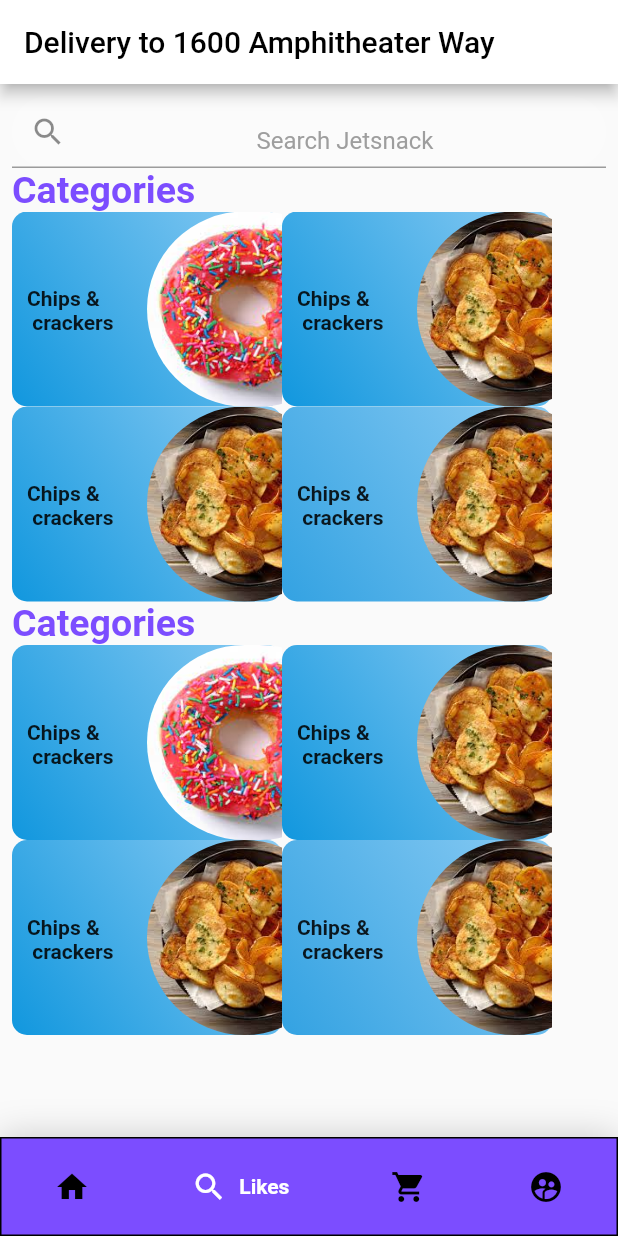
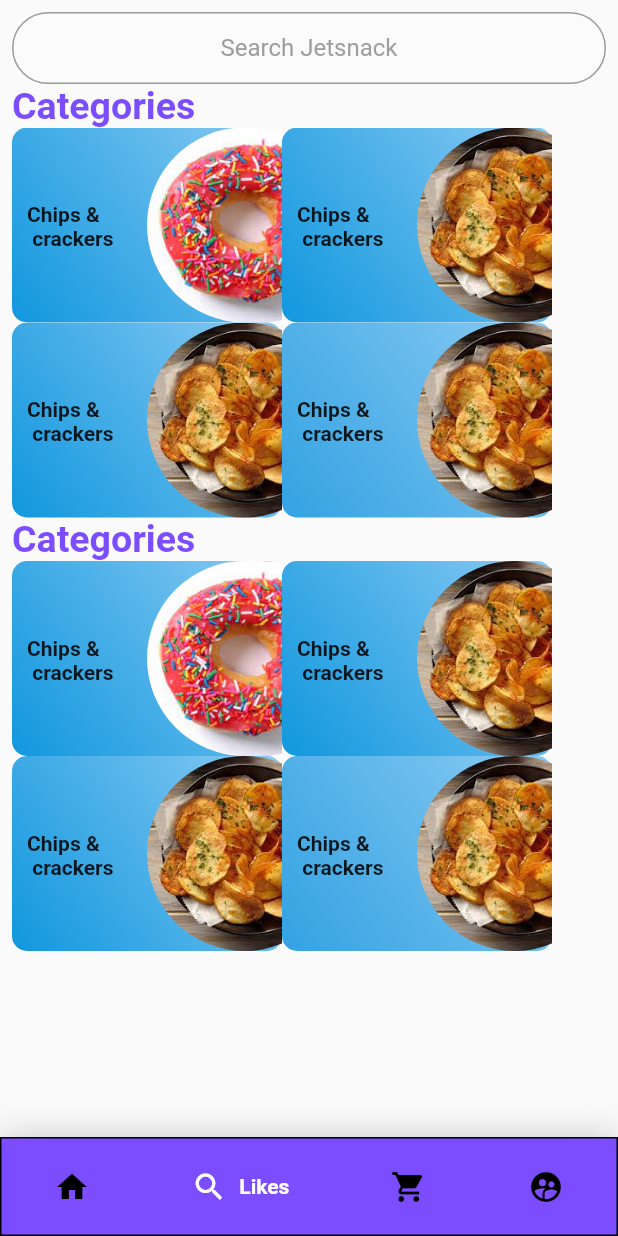
Before and after one commit to ParkJunSoung/flutter_ui_jetsnack, a Flutter app: the screen it shows after launch, item 2 of the bottom bar chosen, on a phone screen of 412 x 824 dp. Run offline on Flutter 3.47's test engine with Material 2 defaults, Android fonts, the phone set to English and light mode, and no system bars; drawn by our look-alikes of google_nav_bar.

Commit message:
수정sdk 오류로 수정

```diff
--- a/lib/main.dart
+++ b/lib/main.dart
@@ -38,10 +38,6 @@ class _ExampleState extends State<Example> {
   @override
   Widget build(BuildContext context) {
     return Scaffold(
-      appBar:  AppBar(
-        backgroundColor: Colors.white,
-      title: Text('Delivery to 1600 Amphitheater Way',style: TextStyle(color: Colors.black),),
-      ),
       backgroundColor: Colors.white,
       body: _widgetOptions.elementAt(_selectedIndex),
       bottomNavigationBar: Container(
--- a/lib/ui/home.dart
+++ b/lib/ui/home.dart
@@ -8,7 +8,12 @@ class HomePage extends StatelessWidget {
 
   @override
   Widget build(BuildContext context) {
-    return SingleChildScrollView(
+    return Scaffold(
+      appBar:  AppBar(
+        backgroundColor: Colors.white,
+        title: Text('Delivery to 1600 Amphitheater Way',style: TextStyle(color: Colors.black),),
+      ),
+      body: SingleChildScrollView(
         scrollDirection: Axis.vertical,
         child: SingleChildScrollView(
           child: Column(
@@ -37,6 +42,7 @@ class HomePage extends StatelessWidget {
             ],
           ),
         ),
+      ),
     );
   }
 }
--- a/lib/ui/search.dart
+++ b/lib/ui/search.dart
@@ -6,30 +6,41 @@ class Search extends StatelessWidget {
   @override
   Widget build(BuildContext context) {
     return Scaffold(
-      body:
-      Padding(
+      body: Padding(
         padding: const EdgeInsets.all(8.0),
-        child:
-        Column(
+        child: Column(
           crossAxisAlignment: CrossAxisAlignment.start,
           children: [
             Container(
               decoration: BoxDecoration(
-        color: Colors.white24,
-          borderRadius:  BorderRadius.circular(32),
+                color: Colors.white10,
+                borderRadius: BorderRadius.circular(32),
               ),
               child: TextField(
                 textAlign: TextAlign.center,
                 decoration: InputDecoration(
-                  contentPadding: EdgeInsets.only(top: 20),
-                  prefixIcon: Icon(Icons.search),
-                  hintStyle: TextStyle(color:Colors.grey,),
+                  border: new OutlineInputBorder(
+                    borderRadius: const BorderRadius.all(
+                      const Radius.circular(30.0),
+                    ),
+                  ),
+                  contentPadding: EdgeInsets.only(),
+                  hintStyle: TextStyle(
+                    color: Colors.grey,
+
+                  ),
                   hintText: "Search Jetsnack",
-
                 ),
               ),
             ),
-            Text('Categories',style: TextStyle(fontWeight: FontWeight.bold,color: Colors.deepPurpleAccent,fontSize: 25,),),
+            Text(
+              'Categories',
+              style: TextStyle(
+                fontWeight: FontWeight.bold,
+                color: Colors.deepPurpleAccent,
+                fontSize: 25,
+              ),
+            ),
             Row(
               children: [
                 Stack(
@@ -121,9 +132,7 @@ class Search extends StatelessWidget {
               children: [
                 Stack(
                   children: [
-                    Flexible(
-                      flex: 1,
-                      child: Container(
+                    Container(
                       child: Padding(
                         padding: const EdgeInsets.only(top: 50, left: 10),
                         child: Text(
@@ -142,7 +151,6 @@ class Search extends StatelessWidget {
                               const Color(0xff8acbf3),
                               const Color(0xff1197de),
                             ]),
-                        ),
                       ),
                     ),
                     Positioned(
@@ -204,11 +212,14 @@ class Search extends StatelessWidget {
                 ),
               ],
             ),
-      Column(
-        crossAxisAlignment: CrossAxisAlignment.start,
-        children: [
-
-          Text('Categories',style: TextStyle(fontWeight: FontWeight.bold,color: Colors.deepPurpleAccent,fontSize: 25,),),
+            Text(
+              'Categories',
+              style: TextStyle(
+                fontWeight: FontWeight.bold,
+                color: Colors.deepPurpleAccent,
+                fontSize: 25,
+              ),
+            ),
             Row(
               children: [
                 Stack(
@@ -217,7 +228,8 @@ class Search extends StatelessWidget {
                       flex: 1,
                       child: Container(
                         child: Padding(
-                        padding: const EdgeInsets.only(top: 50, left: 10),
+                          padding:
+                              const EdgeInsets.only(top: 50, left: 10),
                           child: Text(
                             'Chips &\n crackers',
                             style: TextStyle(fontWeight: FontWeight.bold),
@@ -304,7 +316,8 @@ class Search extends StatelessWidget {
                       flex: 1,
                       child: Container(
                         child: Padding(
-                        padding: const EdgeInsets.only(top: 50, left: 10),
+                          padding:
+                              const EdgeInsets.only(top: 50, left: 10),
                           child: Text(
                             'Chips &\n crackers',
                             style: TextStyle(fontWeight: FontWeight.bold),
@@ -385,13 +398,7 @@ class Search extends StatelessWidget {
             ),
           ],
         ),
-
-          ],
       ),
-
-
-      ),
-
     );
   }
 }
```
Also changed, not shown: 1 other file. Lines whose indentation alone changed are shown as unchanged.
